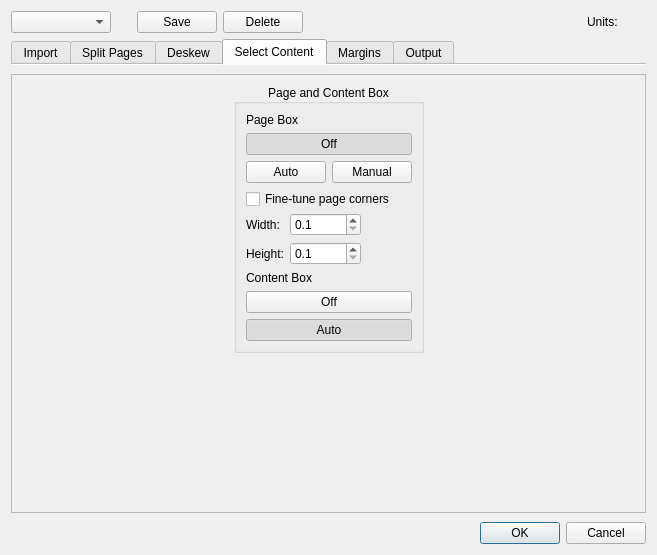
Before: the Qt Designer form src/app/DefaultParamsDialog.ui in 2ndmax/scantailor-ocr, drawn with Qt 5.
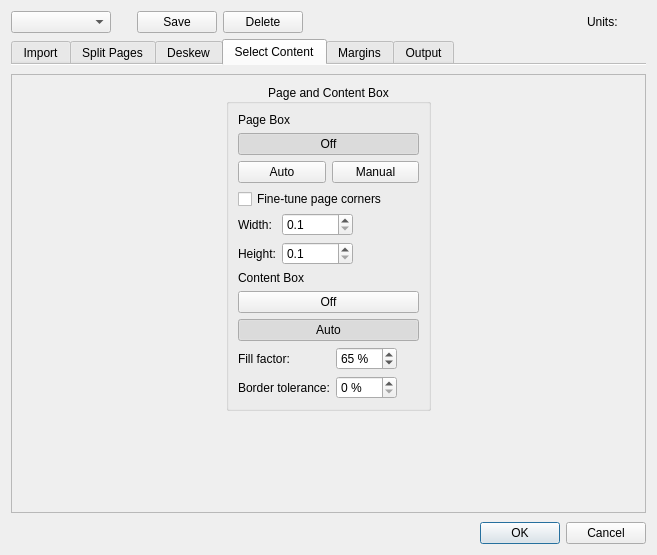
After: the same form once the commit is applied. The open tabs and pages were chosen to show the change. Icons and pictures are not drawn. Custom widgets are drawn as their Qt base class.

Commit message: Select Content: fill factor and border tolerance for content detection

The edit to the form file:
```diff
--- a/src/app/DefaultParamsDialog.ui
+++ b/src/app/DefaultParamsDialog.ui
@@ -1074,6 +1074,108 @@
                    </property>
                   </widget>
                  </item>
+                 <item>
+                  <widget class="QWidget" name="contentDetectOptions" native="true">
+                   <layout class="QHBoxLayout" name="contentDetectOptionsLayout">
+                    <property name="leftMargin">
+                     <number>0</number>
+                    </property>
+                    <property name="topMargin">
+                     <number>0</number>
+                    </property>
+                    <property name="rightMargin">
+                     <number>0</number>
+                    </property>
+                    <property name="bottomMargin">
+                     <number>0</number>
+                    </property>
+                    <item>
+                     <layout class="QGridLayout" name="contentDetectOptionsGrid">
+                      <item row="0" column="0">
+                       <widget class="QLabel" name="fillFactorLabel">
+                        <property name="toolTip">
+                         <string>The highest share of black pixels a line may have to count as text. Raise it for art books and photo pages: above 85 %, shadows are kept and pictures count as content; from 95 % on, the whole page box is the content box.</string>
+                        </property>
+                        <property name="text">
+                         <string>Fill factor:</string>
+                        </property>
+                       </widget>
+                      </item>
+                      <item row="0" column="1">
+                       <widget class="QSpinBox" name="fillFactorSpinBox">
+                        <property name="toolTip">
+                         <string>The highest share of black pixels a line may have to count as text. Raise it for art books and photo pages: above 85 %, shadows are kept and pictures count as content; from 95 % on, the whole page box is the content box.</string>
+                        </property>
+                        <property name="keyboardTracking">
+                         <bool>false</bool>
+                        </property>
+                        <property name="suffix">
+                         <string> %</string>
+                        </property>
+                        <property name="minimum">
+                         <number>30</number>
+                        </property>
+                        <property name="maximum">
+                         <number>100</number>
+                        </property>
+                        <property name="singleStep">
+                         <number>1</number>
+                        </property>
+                        <property name="value">
+                         <number>65</number>
+                        </property>
+                       </widget>
+                      </item>
+                      <item row="1" column="0">
+                       <widget class="QLabel" name="borderToleranceLabel">
+                        <property name="toolTip">
+                         <string>How much of the content touching the image border is kept. At 0 %, it is removed as before (scanner edges, shadows); raise it for pictures that reach the edge of the page.</string>
+                        </property>
+                        <property name="text">
+                         <string>Border tolerance:</string>
+                        </property>
+                       </widget>
+                      </item>
+                      <item row="1" column="1">
+                       <widget class="QSpinBox" name="borderToleranceSpinBox">
+                        <property name="toolTip">
+                         <string>How much of the content touching the image border is kept. At 0 %, it is removed as before (scanner edges, shadows); raise it for pictures that reach the edge of the page.</string>
+                        </property>
+                        <property name="keyboardTracking">
+                         <bool>false</bool>
+                        </property>
+                        <property name="suffix">
+                         <string> %</string>
+                        </property>
+                        <property name="minimum">
+                         <number>0</number>
+                        </property>
+                        <property name="maximum">
+                         <number>100</number>
+                        </property>
+                        <property name="singleStep">
+                         <number>1</number>
+                        </property>
+                       </widget>
+                      </item>
+                     </layout>
+                    </item>
+                    <item>
+                     <spacer name="contentDetectOptionsSpacer">
+                      <property name="orientation">
+                       <enum>Qt::Horizontal</enum>
+                      </property>
+                      <property name="sizeHint" stdset="0">
+                       <size>
+                        <width>1</width>
+                        <height>1</height>
+                       </size>
+                      </property>
+                     </spacer>
+                    </item>
+                   </layout>
+                  </widget>
+                 </item>
                 </layout>
                </widget>
               </item>
```
The commit also changes 27 other files.
